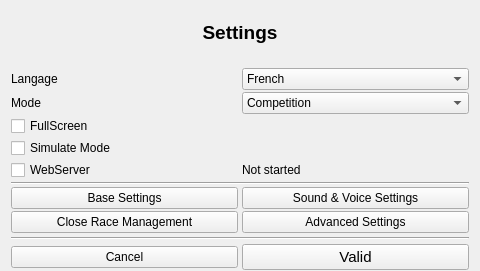
Above: F3FChrono/gui/WSettings.ui from jomarin38/F3FChrono before the change. Below: the same form after it.
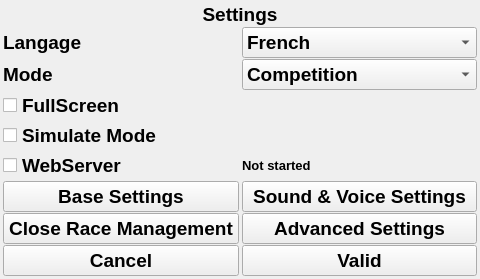
That is the form after the change.

Commit message: gui - remove time laps gui - chrono time without decimal during couting up/down gui - button label increase size and bold gui - refly reset ui, remove next pilot function chrono/gui - refly flag validated process

What changed in the file:
```diff
--- a/F3FChrono/gui/WSettings.ui
+++ b/F3FChrono/gui/WSettings.ui
@@ -7,7 +7,7 @@
     <x>0</x>
     <y>0</y>
     <width>480</width>
-    <height>271</height>
+    <height>272</height>
    </rect>
   </property>
   <property name="sizePolicy">
@@ -20,29 +20,25 @@
    <string>Form</string>
   </property>
   <layout class="QGridLayout" name="gridLayout">
+   <property name="leftMargin">
+    <number>3</number>
+   </property>
    <property name="topMargin">
-    <number>1</number>
+    <number>3</number>
+   </property>
+   <property name="rightMargin">
+    <number>3</number>
    </property>
    <property name="bottomMargin">
+    <number>3</number>
+   </property>
+   <property name="horizontalSpacing">
+    <number>3</number>
+   </property>
+   <property name="verticalSpacing">
     <number>1</number>
    </property>
-   <property name="spacing">
-    <number>3</number>
-   </property>
-   <item row="0" column="0">
-    <layout class="QVBoxLayout" name="verticalLayout">
-     <property name="spacing">
-      <number>4</number>
-     </property>
-     <item>
-      <layout class="QHBoxLayout" name="horizontalLayout_2">
-       <property name="spacing">
-        <number>2</number>
-       </property>
-       <property name="sizeConstraint">
-        <enum>QLayout::SetDefaultConstraint</enum>
-       </property>
-       <item>
+   <item row="0" column="0" colspan="2">
         <widget class="QLabel" name="label">
          <property name="font">
           <font>
@@ -59,15 +55,29 @@
          </property>
         </widget>
        </item>
-      </layout>
-     </item>
-     <item>
-      <layout class="QGridLayout" name="gridLayout_2">
-       <property name="verticalSpacing">
-        <number>2</number>
-       </property>
-       <item row="3" column="1">
+   <item row="6" column="0">
+    <widget class="QPushButton" name="btn_base_settings">
+     <property name="font">
+      <font>
+       <pointsize>14</pointsize>
+       <weight>75</weight>
+       <bold>true</bold>
+      </font>
+     </property>
+     <property name="text">
+      <string>Base Settings</string>
+     </property>
+    </widget>
+   </item>
+   <item row="2" column="1">
         <widget class="QComboBox" name="mode">
+     <property name="font">
+      <font>
+       <pointsize>14</pointsize>
+       <weight>75</weight>
+       <bold>true</bold>
+      </font>
+     </property>
          <property name="currentIndex">
           <number>1</number>
          </property>
@@ -83,57 +93,71 @@
          </item>
         </widget>
        </item>
-       <item row="8" column="1">
-        <widget class="QPushButton" name="btn_sound_settings">
-         <property name="text">
-          <string>Sound &amp;&amp; Voice Settings</string>
-         </property>
-        </widget>
-       </item>
-       <item row="10" column="0">
-        <widget class="QPushButton" name="closebtn">
+   <item row="4" column="0">
+    <widget class="QCheckBox" name="simulate_mode">
+     <property name="font">
+      <font>
+       <pointsize>14</pointsize>
+       <weight>75</weight>
+       <bold>true</bold>
+      </font>
+     </property>
          <property name="text">
-          <string>Close Race Management</string>
+      <string>Simulate Mode</string>
          </property>
         </widget>
        </item>
-       <item row="6" column="0">
-        <widget class="QCheckBox" name="webserver">
-         <property name="text">
-          <string>WebServer</string>
-         </property>
-        </widget>
-       </item>
-       <item row="10" column="1">
+   <item row="7" column="1">
         <widget class="QPushButton" name="btn_advanced_settings">
+     <property name="font">
+      <font>
+       <pointsize>14</pointsize>
+       <weight>75</weight>
+       <bold>true</bold>
+      </font>
+     </property>
          <property name="text">
           <string>Advanced Settings</string>
          </property>
         </widget>
        </item>
+   <item row="3" column="0">
+    <widget class="QCheckBox" name="fullscreen">
+     <property name="font">
+      <font>
+       <pointsize>14</pointsize>
+       <weight>75</weight>
+       <bold>true</bold>
+      </font>
+     </property>
+     <property name="text">
+      <string>FullScreen</string>
+     </property>
+    </widget>
+   </item>
        <item row="6" column="1">
-        <widget class="QLabel" name="webserverUrl">
-         <property name="text">
-          <string>Not started</string>
-         </property>
-        </widget>
-       </item>
-       <item row="8" column="0">
-        <widget class="QPushButton" name="btn_base_settings">
+    <widget class="QPushButton" name="btn_sound_settings">
+     <property name="font">
+      <font>
+       <pointsize>14</pointsize>
+       <weight>75</weight>
+       <bold>true</bold>
+      </font>
+     </property>
          <property name="text">
-          <string>Base Settings</string>
+      <string>Sound &amp;&amp; Voice Settings</string>
          </property>
         </widget>
        </item>
-       <item row="2" column="0">
-        <widget class="QLabel" name="label_3">
-         <property name="text">
-          <string>Langage</string>
-         </property>
-        </widget>
-       </item>
-       <item row="2" column="1">
+   <item row="1" column="1">
         <widget class="QComboBox" name="language">
+     <property name="font">
+      <font>
+       <pointsize>14</pointsize>
+       <weight>75</weight>
+       <bold>true</bold>
+      </font>
+     </property>
          <item>
           <property name="text">
            <string>French</string>
@@ -146,57 +170,97 @@
          </item>
         </widget>
        </item>
-       <item row="3" column="0">
+   <item row="2" column="0">
         <widget class="QLabel" name="label_2">
+     <property name="font">
+      <font>
+       <pointsize>14</pointsize>
+       <weight>75</weight>
+       <bold>true</bold>
+      </font>
+     </property>
          <property name="text">
           <string>Mode</string>
          </property>
         </widget>
        </item>
-       <item row="7" column="0" colspan="2">
-        <widget class="Line" name="line">
-         <property name="orientation">
-          <enum>Qt::Horizontal</enum>
-         </property>
-        </widget>
-       </item>
-       <item row="4" column="0">
-        <widget class="QCheckBox" name="fullscreen">
+   <item row="7" column="0">
+    <widget class="QPushButton" name="closebtn">
+     <property name="font">
+      <font>
+       <pointsize>14</pointsize>
+       <weight>75</weight>
+       <bold>true</bold>
+      </font>
+     </property>
+     <property name="text">
+      <string>Close Race Management</string>
+     </property>
+    </widget>
+   </item>
+   <item row="5" column="1">
+    <widget class="QLabel" name="webserverUrl">
+     <property name="font">
+      <font>
+       <pointsize>10</pointsize>
+       <weight>75</weight>
+       <bold>true</bold>
+      </font>
+     </property>
          <property name="text">
-          <string>FullScreen</string>
+      <string>Not started</string>
+     </property>
+    </widget>
+   </item>
+   <item row="1" column="0">
+    <widget class="QLabel" name="label_3">
+     <property name="font">
+      <font>
+       <pointsize>14</pointsize>
+       <weight>75</weight>
+       <bold>true</bold>
+      </font>
+     </property>
+     <property name="text">
+      <string>Langage</string>
          </property>
         </widget>
        </item>
        <item row="5" column="0">
-        <widget class="QCheckBox" name="simulate_mode">
+    <widget class="QCheckBox" name="webserver">
+     <property name="font">
+      <font>
+       <pointsize>14</pointsize>
+       <weight>75</weight>
+       <bold>true</bold>
+      </font>
+     </property>
          <property name="text">
-          <string>Simulate Mode</string>
+      <string>WebServer</string>
          </property>
         </widget>
        </item>
-      </layout>
-     </item>
-     <item>
-      <widget class="Line" name="line_2">
-       <property name="orientation">
-        <enum>Qt::Horizontal</enum>
-       </property>
-      </widget>
-     </item>
-     <item>
-      <layout class="QHBoxLayout" name="horizontalLayout">
-       <item>
+   <item row="8" column="0">
         <widget class="QPushButton" name="btn_cancel">
+     <property name="font">
+      <font>
+       <pointsize>14</pointsize>
+       <weight>75</weight>
+       <bold>true</bold>
+      </font>
+     </property>
          <property name="text">
           <string>Cancel</string>
          </property>
         </widget>
        </item>
-       <item>
+   <item row="8" column="1">
         <widget class="QPushButton" name="btn_valid">
          <property name="font">
           <font>
-           <pointsize>11</pointsize>
+       <pointsize>14</pointsize>
+       <weight>75</weight>
+       <bold>true</bold>
           </font>
          </property>
          <property name="text">
@@ -205,10 +269,6 @@
         </widget>
        </item>
       </layout>
-     </item>
-    </layout>
-   </item>
-  </layout>
  </widget>
  <tabstops>
   <tabstop>btn_cancel</tabstop>
```
Left out of the diff: 4 changed lines with no effect on the pictures. Lines whose indentation alone changed are shown as unchanged. The commit also changes 26 other files.
